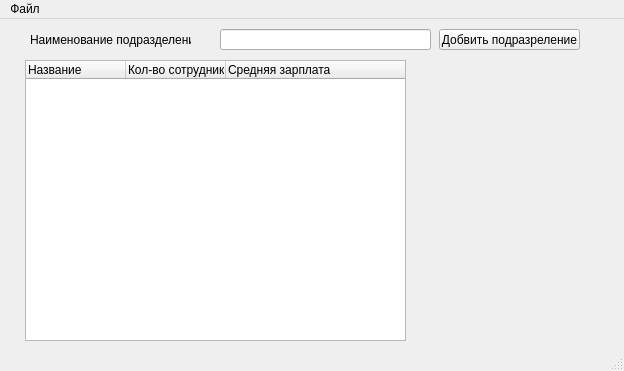
Above: mainwindow.ui from ISPlatonov/QT_Tree before the change. Below: the same form after it.
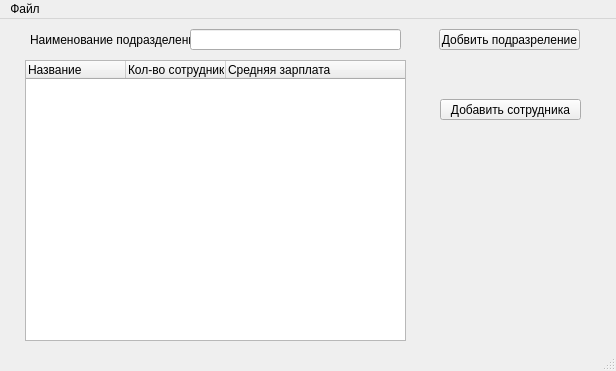
That is the form after the change.

Commit message: 2nd wdw is added (just ui class)

Diff of the .ui file:
```diff
--- a/mainwindow.ui
+++ b/mainwindow.ui
@@ -6,7 +6,7 @@
    <rect>
     <x>0</x>
     <y>0</y>
-    <width>624</width>
+    <width>616</width>
     <height>371</height>
    </rect>
   </property>
@@ -30,7 +30,7 @@
    <widget class="QLineEdit" name="line_add_dep">
     <property name="geometry">
      <rect>
-      <x>220</x>
+      <x>190</x>
       <y>10</y>
       <width>211</width>
       <height>21</height>
@@ -90,13 +90,26 @@
      </property>
     </column>
    </widget>
+   <widget class="QPushButton" name="but_add_empl">
+    <property name="geometry">
+     <rect>
+      <x>440</x>
+      <y>80</y>
+      <width>141</width>
+      <height>21</height>
+     </rect>
+    </property>
+    <property name="text">
+     <string>Добавить сотрудника</string>
+    </property>
+   </widget>
   </widget>
   <widget class="QMenuBar" name="menubar">
    <property name="geometry">
     <rect>
      <x>0</x>
      <y>0</y>
-     <width>624</width>
+     <width>616</width>
      <height>20</height>
     </rect>
    </property>
```
Left out of the diff: 4 changed lines with no effect on the pictures. The commit also changes 8 other files.
